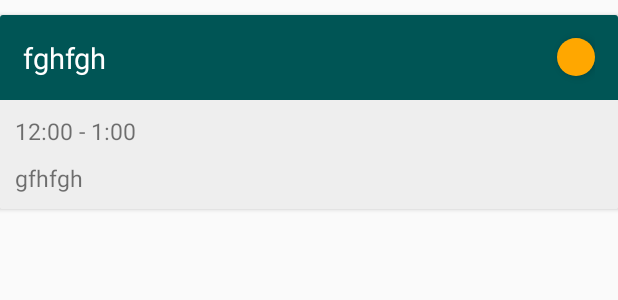
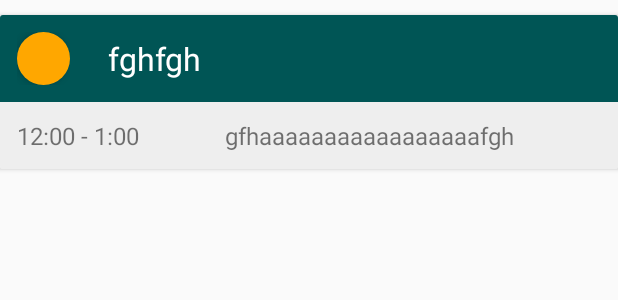
Before and after one commit to CHARMI-KHAMBHATI/BunkerApp, an Android app: the layout timetable_row.xml on its own in the app's theme, with its tools: preview values and no code run, on a phone screen of 412 x 824 dp. Shown: the top 300 px of the screen. Run offline under Robolectric (Android 15) with nearby library versions, the phone set to English and light mode, and no system bars.

Commit message:
few fixes

```diff
--- a/TabbedTimeTable/app/src/main/res/layout/timetable_row.xml
+++ b/TabbedTimeTable/app/src/main/res/layout/timetable_row.xml
@@ -13,56 +13,68 @@
         android:background="#eee"
         android:orientation="vertical">
 
-        <RelativeLayout
-            android:layout_width="wrap_content"
+        <LinearLayout
+            android:layout_width="match_parent"
             android:layout_height="wrap_content"
-            android:paddingRight="15dp"
+            android:padding="11dp"
+            android:orientation="horizontal"
             android:background="@color/primaryColor">
+
+            <RelativeLayout
+                android:layout_width="wrap_content"
+                android:layout_height="wrap_content">
+
+
+
+                <View
+                    android:elevation="4dp"
+                    android:id="@+id/asscircle"
+                    android:layout_width="35dp"
+                    android:layout_height="35dp"
+                    android:background="@drawable/ass_circle" />
+
+
+            </RelativeLayout>
 
             <TextView
                 android:id="@+id/subjecttext"
                 android:layout_width="wrap_content"
+                android:layout_gravity="center_vertical"
+                android:layout_marginLeft="25dp"
                 android:layout_height="wrap_content"
-                android:layout_alignParentLeft="true"
-                android:layout_alignParentStart="true"
-                android:layout_alignParentTop="true"
-                android:padding="15dp"
                 android:text="fghfgh"
                 android:textColor="@color/primaryColorLight"
-                android:textSize="19sp" />
+                android:textSize="21sp" />
 
-            <View
-                android:elevation="4dp"
-                android:id="@+id/asscircle"
-                android:layout_width="25dp"
-                android:layout_height="25dp"
-                android:layout_centerVertical="true"
-                android:layout_alignParentEnd="true"
-                android:layout_alignParentRight="true"
-                android:background="@drawable/ass_circle" />
 
-        </RelativeLayout>
+        </LinearLayout>
 
-        <TextView
-            android:id="@+id/timingtext"
+        <LinearLayout
             android:layout_width="match_parent"
             android:layout_height="wrap_content"
-            android:layout_marginTop="10dp"
-            android:gravity="center_vertical"
-            android:paddingLeft="10dp"
-            android:text="12:00 - 1:00"
-            android:textSize="15sp" />
+            android:padding="11dp"
+            android:orientation="horizontal">
 
-        <TextView
-            android:id="@+id/teachertext"
-            android:layout_width="match_parent"
-            android:layout_height="wrap_content"
-            android:layout_marginBottom="10dp"
-            android:layout_marginTop="10dp"
-            android:gravity="center_vertical"
-            android:paddingLeft="10dp"
-            android:text="gfhfgh"
-            android:textSize="15sp" />
+            <TextView
+                android:id="@+id/timingtext"
+                android:layout_width="wrap_content"
+                android:layout_height="wrap_content"
+                android:text="12:00 - 1:00"
+                android:layout_weight="1"
+                android:textSize="16sp" />
+
+            <TextView
+                android:id="@+id/teachertext"
+                android:layout_width="wrap_content"
+                android:layout_height="wrap_content"
+                android:text="gfhaaaaaaaaaaaaaaaaafgh"
+                android:layout_weight="1"
+                android:textSize="16sp" />
+
+
+        </LinearLayout>
+
+
 
     </LinearLayout>
 
```
Also changed, not shown: TabbedTimeTable/app/src/main/java/com/pyrospiral/android/tabbedtimetable/PieFragment.java (+14 -18 lines), TabbedTimeTable/app/src/main/java/com/pyrospiral/android/tabbedtimetable/TimeTableWeek.java (+7 -9 lines), TabbedTimeTable/app/src/main/java/com/pyrospiral/android/tabbedtimetable/tp.java (deleted), TabbedTimeTable/gradle/wrapper/gradle-wrapper.properties, 11 other files.
